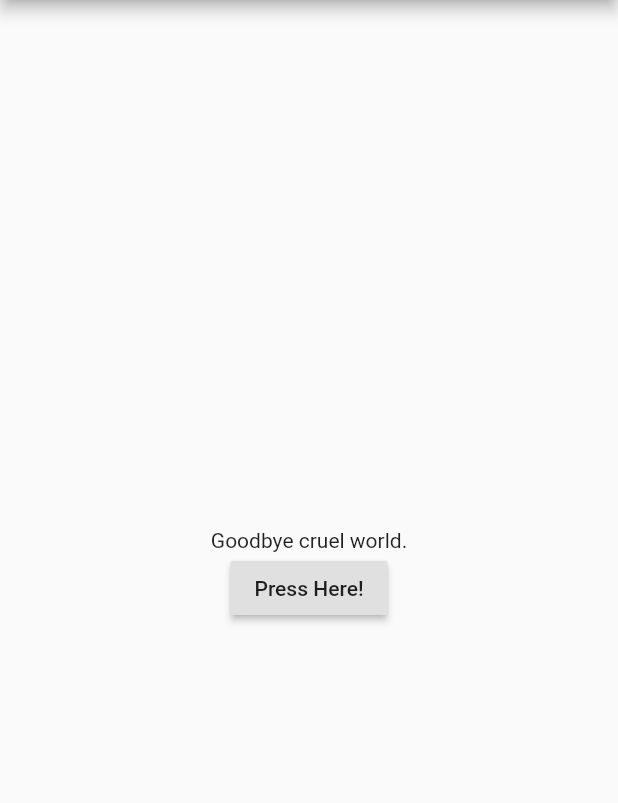
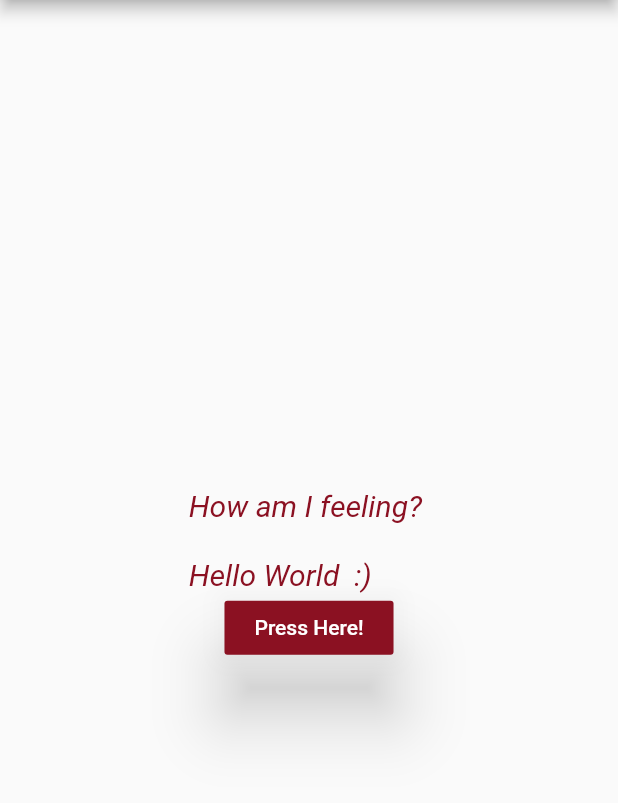
Before and after one commit to Borderlander103/assignment_1_widget_basics, a Flutter app: the screen it shows after launch, after a tap on "Press Here!", on a phone screen of 412 x 824 dp, the part 84-887 px from its top. Run offline on Flutter 3.47's test engine with Material 2 defaults, Android fonts, the phone set to English and light mode, and no system bars.

Commit message:
Add array of texts and reset

```diff
--- a/lib/main.dart
+++ b/lib/main.dart
@@ -24,14 +24,29 @@ class _MyAppState extends State<MyApp> {
           child: Column(
             mainAxisAlignment: MainAxisAlignment.center,
             children: [
-              Text(myText),
+              Text('How am I feeling? \n\n' + myText,
+              style: TextStyle(fontSize: 20.0,
+                fontStyle: FontStyle.italic,
+                color: Color(0xFF8B1122)
+              ),
+              ),
               RaisedButton(
                 onPressed: () {
                   setState(() {
-                    myText = "Goodbye cruel world.";
+                    if (index <= 3) {
+                      index = index + 1;
+                    } else {
+                      index = 0;
+                    }
+                    myText = myTexts[index];
                   });
                 },
                 child: Text('Press Here!'),
+                textColor: Colors.white,
+                padding: const EdgeInsets.symmetric(vertical: 10.0, horizontal: 20.0),
+                color: Color(0xFF8B1122),
+                elevation: 20.0,
+                splashColor: Colors.red,
               ),
             ],
           ),
@@ -41,4 +56,8 @@ class _MyAppState extends State<MyApp> {
   }
 }
 
-String myText = "Hello World";
+int index = 0;
+
+String myText = myTexts[index];
+
+var myTexts = ['', 'Hello World  :)', 'Goodbye cruel world!  :(', 'What can\'t you just \nleave me alone!!  :\\'];
```
